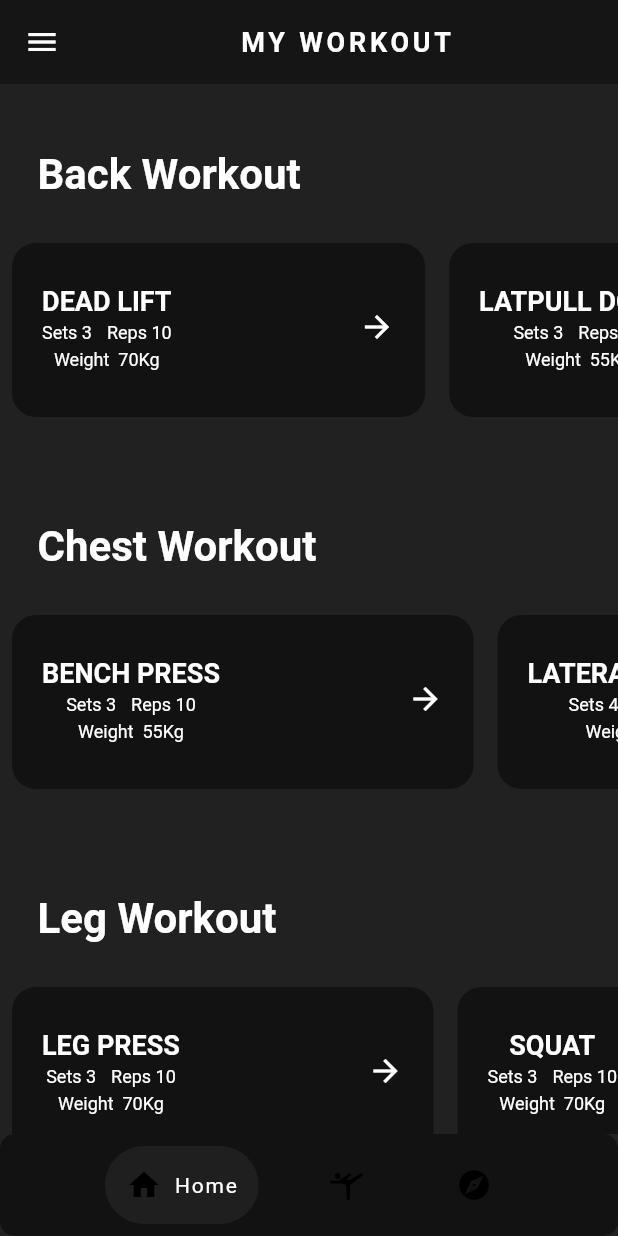
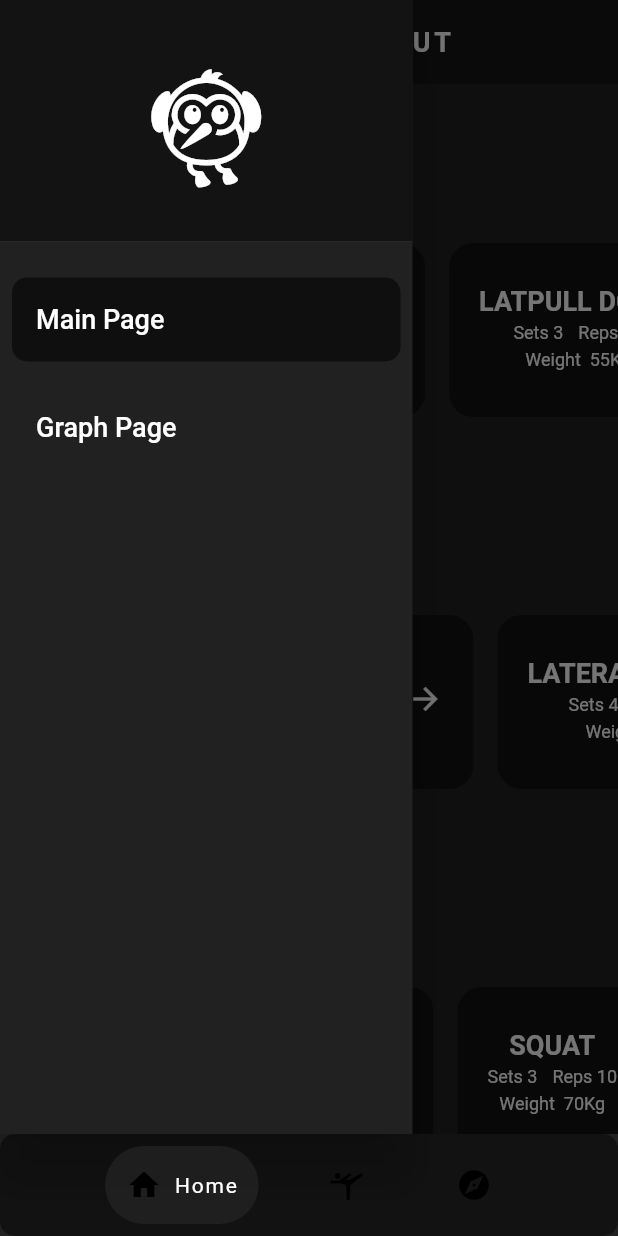
Before and after one commit to RafihYahya/WorkOut_Flutter_APP_V01_ALPHA, a Flutter app: the screen it shows after launch, with the side drawer open (before the commit the screen has no drawer), on a phone screen of 412 x 824 dp. Run offline on Flutter 3.47's test engine with Material 2 defaults, Android fonts, the phone set to English and light mode, and no system bars; drawn by our look-alikes of google_nav_bar.

Commit message:
Drawer Done

```diff
--- /dev/null
+++ b/lib/Comp/my_drawer.dart
@@ -0,0 +1,61 @@
+import 'package:flutter/material.dart';
+
+// ignore: camel_case_types
+class my_drawer extends StatelessWidget {
+  final Function(int) callback2;
+  const my_drawer({super.key, required this.callback2, required this.j});
+  final int j;
+
+  @override
+  Widget build(BuildContext context) {
+    return Drawer(
+      width: 275,
+      backgroundColor: Colors.grey.shade900,
+      child: ListView(
+        children: [
+          const DrawerHeader(
+              decoration: BoxDecoration(color: Color.fromARGB(255, 19, 19, 19)),
+              child: Center(
+                  child: Icon(
+                Icons.flutter_dash,
+                size: 88.0,
+              ))),
+          const SizedBox(
+            height: 12.0,
+          ),
+          Padding(
+            padding: const EdgeInsets.symmetric(horizontal: 8.0, vertical: 4.0),
+            child: ListTile(
+              onTap: () => {callback2(0), Navigator.pop(context)},
+              title: const Text(
+                'Main Page',
+                style: TextStyle(fontSize: 18.0),
+              ),
+              tileColor: j == 1 ? Colors.black54 : Colors.transparent,
+              shape: RoundedRectangleBorder(
+                borderRadius: BorderRadius.circular(10.0),
+              ),
+            ),
+          ),
+          const SizedBox(
+            height: 8.0,
+          ),
+          Padding(
+            padding: const EdgeInsets.symmetric(horizontal: 8.0, vertical: 4.0),
+            child: ListTile(
+              onTap: () => {callback2(3), Navigator.pop(context)},
+              title: const Text(
+                'Graph Page',
+                style: TextStyle(fontSize: 18.0),
+              ),
+              tileColor: j == 2 ? Colors.black54 : Colors.transparent,
+              shape: RoundedRectangleBorder(
+                borderRadius: BorderRadius.circular(10.0),
+              ),
+            ),
+          ),
+        ],
+      ),
+    );
+  }
+}
--- a/lib/Comp/worktile_hor.dart
+++ b/lib/Comp/worktile_hor.dart
@@ -15,10 +15,10 @@ class WorkTileH extends StatefulWidget {
       : super(key: key);
 
   @override
-  _WorkTileHState createState() => _WorkTileHState();
+  WorkTileHState createState() => WorkTileHState();
 }
 
-class _WorkTileHState extends State<WorkTileH> {
+class WorkTileHState extends State<WorkTileH> {
   @override
   Widget build(BuildContext context) {
     return SizedBox(
--- a/lib/main.dart
+++ b/lib/main.dart
@@ -1,6 +1,7 @@
 import 'package:flutter/material.dart';
 import 'package:flutter_application_1/data/workoutlist.dart';
 import 'package:flutter_application_1/pages/allexec_page.dart';
+import 'package:flutter_application_1/pages/graph_page.dart';
 import 'package:flutter_application_1/pages/home_page.dart';
 import 'package:flutter_application_1/pages/remainingexec_page.dart';
 
@@ -32,11 +33,7 @@ class NewWidget extends StatefulWidget {
 
 class _NewWidgetState extends State<NewWidget> {
   int index = 0;
-  final List<Widget> routes = [
-    const Allexec(),
-    const HomePage(),
-    const RemExec(),
-  ];
+
   void updateindex(int value) {
     setState(() {
       index = value;
@@ -45,14 +42,21 @@ class _NewWidgetState extends State<NewWidget> {
 
   @override
   Widget build(BuildContext context) {
+    final List<Widget> routes = [
+      Allexec(callback2: updateindex),
+      HomePage(callback2: updateindex),
+      RemExec(callback2: updateindex),
+      GraphPage(callback2: updateindex)
+    ];
+
     return MaterialApp(
       debugShowCheckedModeBanner: false,
       theme: ThemeData.dark(),
       home: Scaffold(
-        backgroundColor: Colors.grey.shade900,
-        body: routes[index],
-        bottomNavigationBar: Gnavcustom(callback: updateindex),
-      ),
+          backgroundColor: Colors.grey.shade900,
+          body: routes[index],
+          bottomNavigationBar:
+              index != 3 ? Gnavcustom(callback: updateindex) : const SizedBox()),
     );
   }
 }
--- a/lib/pages/allexec_page.dart
+++ b/lib/pages/allexec_page.dart
@@ -1,10 +1,13 @@
 import 'package:flutter/material.dart';
+import 'package:flutter_application_1/Comp/my_drawer.dart';
 import 'package:flutter_application_1/Comp/worktile_hor.dart';
 import 'package:flutter_application_1/data/workoutlist.dart';
 import 'package:provider/provider.dart';
 
 class Allexec extends StatefulWidget {
-  const Allexec({super.key});
+  final Function(int) callback2;
+
+  const Allexec({super.key, required this.callback2});
 
   @override
   State<Allexec> createState() => _AllexecState();
@@ -25,7 +28,10 @@ class _AllexecState extends State<Allexec> {
           )),
           elevation: 0,
           backgroundColor: const Color.fromARGB(90, 0, 0, 0),
-          leading: const Icon(Icons.menu),
+        ),
+        drawer: my_drawer(
+          callback2: widget.callback2,
+          j: 1,
         ),
         backgroundColor: Colors.grey.shade900,
         body: Consumer<WorkOutList>(
--- a/lib/pages/exerc_descrip_page.dart
+++ b/lib/pages/exerc_descrip_page.dart
@@ -12,8 +12,8 @@ class ExecDesc extends StatelessWidget {
         backgroundColor: Colors.black54,
         elevation: 0,
       ),
-      body: Padding(
-        padding: const EdgeInsets.all(8.0),
+      body: const Padding(
+        padding: EdgeInsets.all(8.0),
         child: Center(
           child: Column(
             children: [
```
Also changed, not shown: lib/Comp/workoutile_vertical.dart (+7 -6 lines), lib/pages/graph_page.dart (added, +30 -0 lines), lib/pages/home_page.dart (+7 -13 lines), lib/pages/remainingexec_page.dart (+10 -3 lines).
